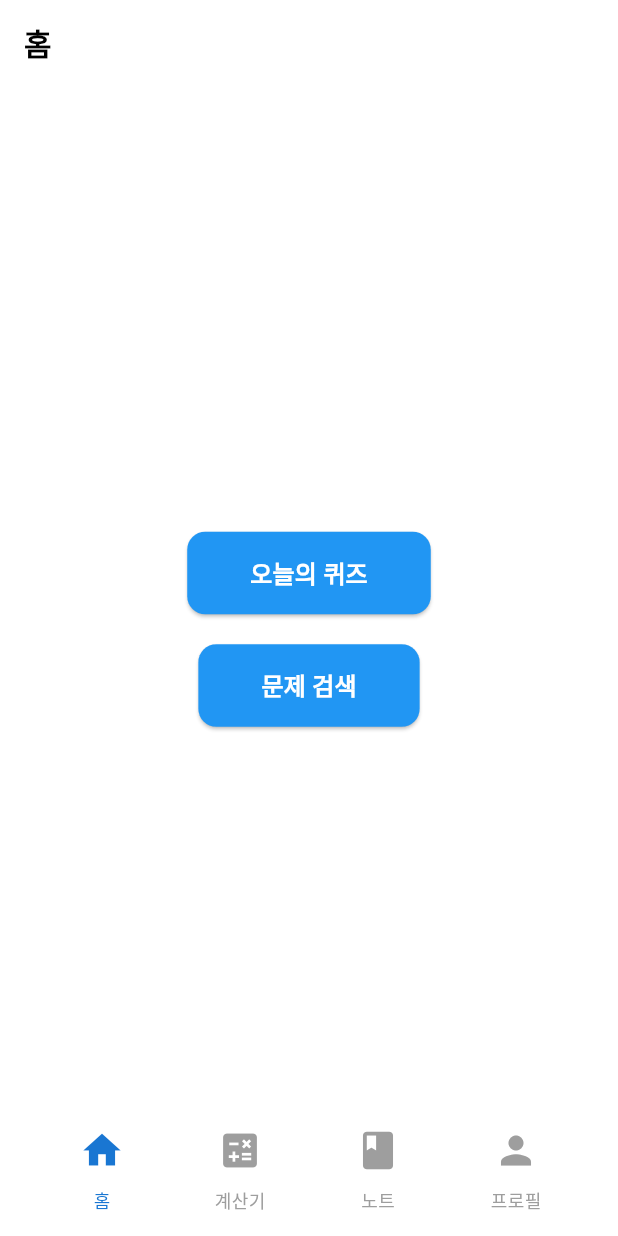
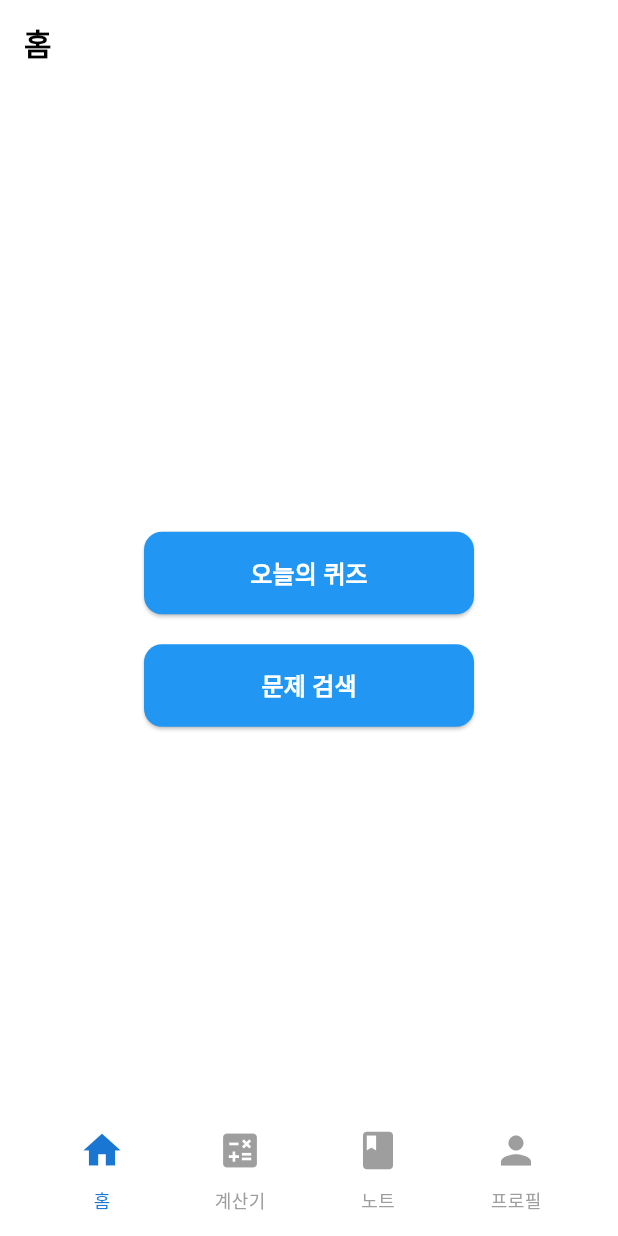
Before and after one commit to kxuvinn/AIab, a Flutter app: the HomeScreen screen opened directly with empty values, on a phone screen of 412 x 824 dp. Run offline on Flutter 3.47's test engine with Material 3 defaults, Android fonts, the phone set to English and light mode, and no system bars; our stand-ins replace image_picker.

Commit message:
Update home_screen.dart
ui fix

```diff
--- a/frontend/lib/screens/home_screen.dart
+++ b/frontend/lib/screens/home_screen.dart
@@ -28,8 +28,11 @@ class HomeScreen extends StatelessWidget {
           mainAxisAlignment: MainAxisAlignment.center,
           children: [
             const SizedBox(height: 40),
-            // 오늘의 퀴즈
-            ElevatedButton(
+
+            // 오늘의 퀴즈 버튼
+            SizedBox(
+              width: 220,
+              child: ElevatedButton(
                 onPressed: () {
                   Navigator.push(
                     context,
@@ -40,7 +43,7 @@ class HomeScreen extends StatelessWidget {
                 },
                 style: ElevatedButton.styleFrom(
                   backgroundColor: Colors.blue,
-                padding: const EdgeInsets.symmetric(horizontal: 42, vertical: 16),
+                  padding: const EdgeInsets.symmetric(vertical: 16),
                   shape: RoundedRectangleBorder(borderRadius: BorderRadius.circular(12)),
                 ),
                 child: const Text(
@@ -52,9 +55,14 @@ class HomeScreen extends StatelessWidget {
                   ),
                 ),
               ),
+            ),
+
             const SizedBox(height: 20),
+
             // 문제 검색 버튼
-            ElevatedButton(
+            SizedBox(
+              width: 220,
+              child: ElevatedButton(
                 onPressed: () {
                   Navigator.push(
                     context,
@@ -65,7 +73,7 @@ class HomeScreen extends StatelessWidget {
                 },
                 style: ElevatedButton.styleFrom(
                   backgroundColor: Colors.blue,
-                padding: const EdgeInsets.symmetric(horizontal: 42, vertical: 16),
+                  padding: const EdgeInsets.symmetric(vertical: 16),
                   shape: RoundedRectangleBorder(borderRadius: BorderRadius.circular(12)),
                 ),
                 child: const Text(
@@ -74,6 +82,7 @@ class HomeScreen extends StatelessWidget {
                     fontSize: 16,
                     fontFamily: 'NotoSans',
                     color: Colors.white,
+                  ),
                 ),
               ),
             ),
```
Lines whose indentation alone changed are shown as unchanged.
